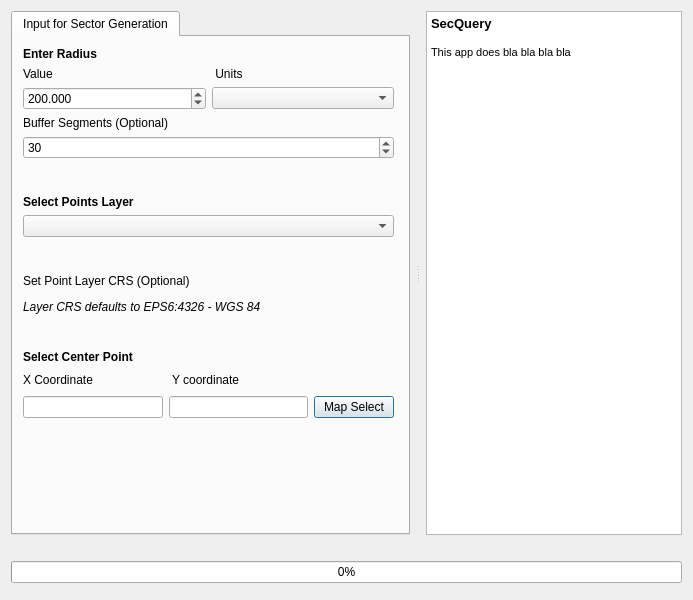
Above: ui/input_dialog.ui from srividya-p/SecQuery before the change. Below: the same form after it.
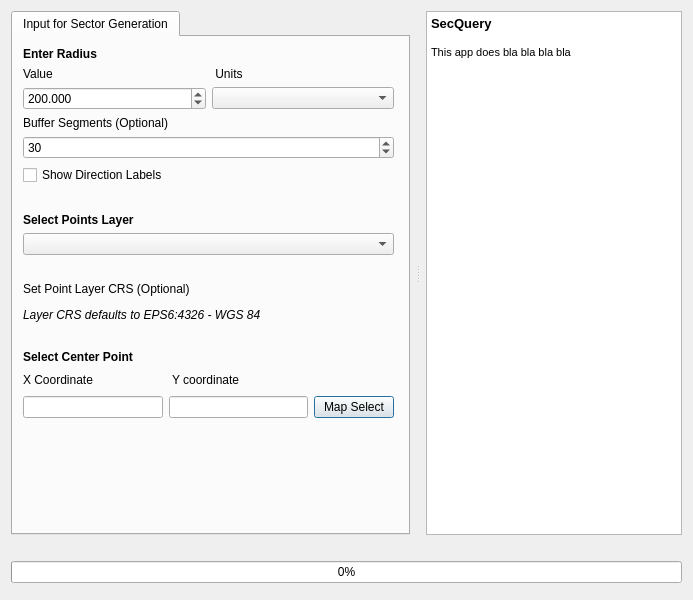
That is the form after the change. Custom widgets are drawn as their Qt base class.

Commit message: Show Labels flag + sector_name var

What changed in the file:
```diff
--- a/ui/input_dialog.ui
+++ b/ui/input_dialog.ui
@@ -138,6 +138,13 @@
               </property>
              </widget>
             </item>
+            <item>
+             <widget class="QCheckBox" name="labelCheckbox">
+              <property name="text">
+               <string>Show Direction Labels</string>
+              </property>
+             </widget>
+            </item>
             <item>
              <spacer name="verticalSpacer">
               <property name="orientation">
```
The commit also changes 4 other files.
